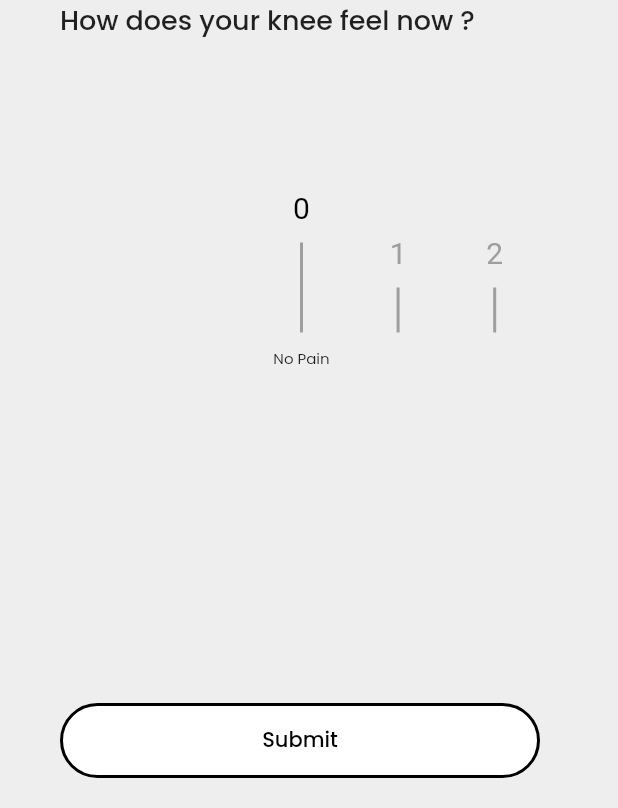
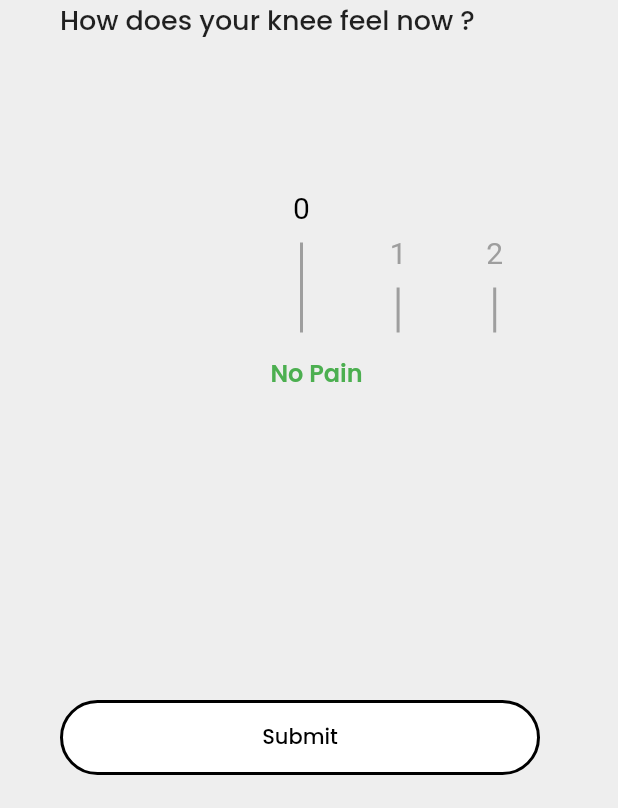
Before and after one commit to Tarunvegi-dev/PainScore_app, a Flutter app: the screen it shows after launch, on a phone screen of 412 x 824 dp, the part 428-1236 px from its top. Run offline on Flutter 3.47's test engine with Material 2 defaults, Android fonts, the phone set to English and light mode, and no system bars; our stand-ins replace firebase_database, google_fonts, hexcolor; accounts and stored records are empty.

Commit message:
first commit

```diff
--- a/lib/home.dart
+++ b/lib/home.dart
@@ -37,7 +37,9 @@ class _HomeWidgetState extends State<HomeWidget> {
         Container(
           width: double.infinity,
           height: 200,
-          decoration: BoxDecoration(color: HexColor('B7F2EC')),
+          decoration: BoxDecoration(
+            color: HexColor('B7F2EC'),
+          ),
           child: Padding(
             padding: const EdgeInsets.only(left: 30),
             child: Column(
@@ -101,7 +103,8 @@ class _HomeWidgetState extends State<HomeWidget> {
                 const SizedBox(
                   height: 100,
                 ),
-                Expanded(
+                SizedBox(
+                  height: 110,
                   child: Padding(
                     padding: const EdgeInsets.only(right: 50),
                     child: PageView.builder(
@@ -139,13 +142,6 @@ class _HomeWidgetState extends State<HomeWidget> {
                             const SizedBox(
                               height: 10,
                             ),
-                            if (index == score)
-                              Text(
-                                message,
-                                style: GoogleFonts.poppins(
-                                  fontSize: 10,
-                                ),
-                              )
                           ],
                         ),
                       ),
@@ -153,9 +149,23 @@ class _HomeWidgetState extends State<HomeWidget> {
                   ),
                 ),
                 Container(
+                  alignment: Alignment.center,
                   margin: const EdgeInsets.only(
-                    bottom: 20,
+                    right: 30,
                   ),
+                  child: Text(
+                    message,
+                    style: GoogleFonts.poppins(
+                      color: Colors.green,
+                      fontSize: 16,
+                      fontWeight: FontWeight.w600
+                    ),
+                  ),
+                ),
+                Container(
+                  margin: EdgeInsets.only(
+                      bottom: 20,
+                      top: MediaQuery.of(context).size.height * 25 / 100),
                   width: 320,
                   height: 50,
                   child: ElevatedButton(
```
